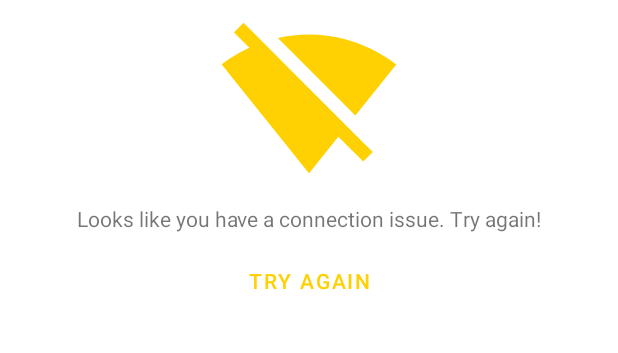
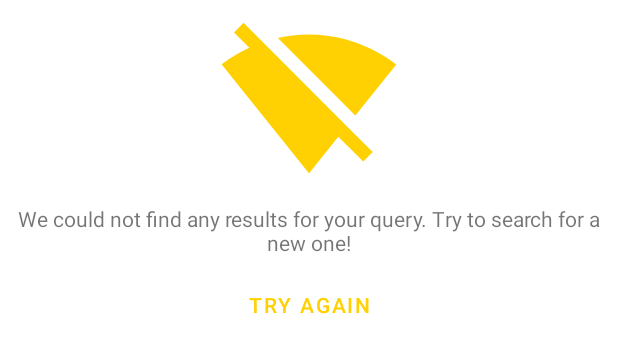
Before and after one commit to igorvilela28/Chuck-Norris-Facts, an Android app: the layout error_layout.xml on its own in the app's theme, with its tools: preview values and no code run, on a phone screen of 412 x 824 dp. Shown: the top 353 px of the screen. Run offline under Robolectric (Android 15) with nearby library versions, the phone set to English and light mode, and no system bars.

```diff
--- a/app/src/main/res/layout/error_layout.xml
+++ b/app/src/main/res/layout/error_layout.xml
@@ -21,11 +21,14 @@
         android:id="@+id/tvErrorMessage"
         android:layout_width="wrap_content"
         android:layout_height="wrap_content"
+        android:layout_marginStart="@dimen/margin_padding_small"
         android:layout_marginTop="@dimen/margin_padding_small"
+        android:layout_marginEnd="@dimen/margin_padding_small"
+        android:gravity="center"
         app:layout_constraintEnd_toEndOf="parent"
         app:layout_constraintStart_toStartOf="parent"
         app:layout_constraintTop_toBottomOf="@+id/ivErrorIcon"
-        tools:text="@string/jokes_error_network" />
+        tools:text="@string/jokes_no_results" />
 
     <com.google.android.material.button.MaterialButton
         android:id="@+id/btTryAgain"
```
Also changed, not shown: app/src/main/java/com/igorvd/chuckfacts/features/jokes/JokesActivity.kt (+13 -3 lines).
